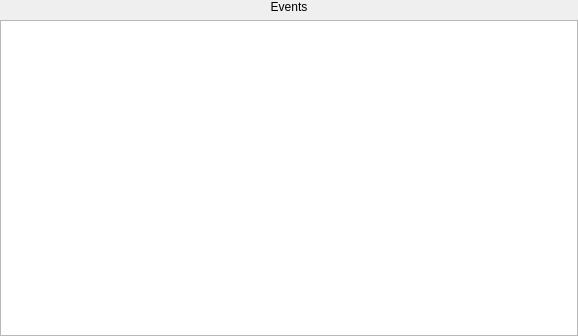
This is Ohjelman käyttöliittymät/Gui/eventview.ui in JIkaheimo/ohjelmistokehityksen-sovellusprojekti-2k19 as Qt 5 draws it before an edit. The edited form follows.
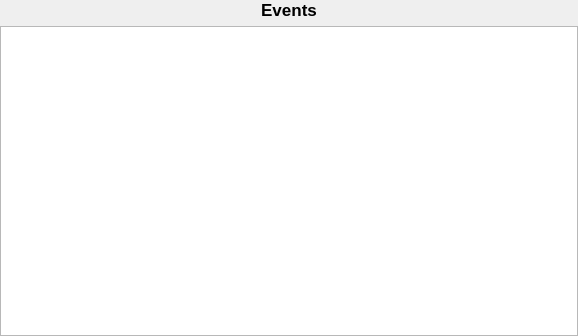
This is the edited form.

```diff
--- a/Ohjelman käyttöliittymät/Gui/eventview.ui
+++ b/Ohjelman käyttöliittymät/Gui/eventview.ui
@@ -30,6 +30,13 @@
     <layout class="QVBoxLayout" name="mainLayout">
      <item>
       <widget class="QLabel" name="labelInfo">
+       <property name="font">
+        <font>
+         <pointsize>13</pointsize>
+         <weight>75</weight>
+         <bold>true</bold>
+        </font>
+       </property>
        <property name="text">
         <string>Events</string>
        </property>
```
